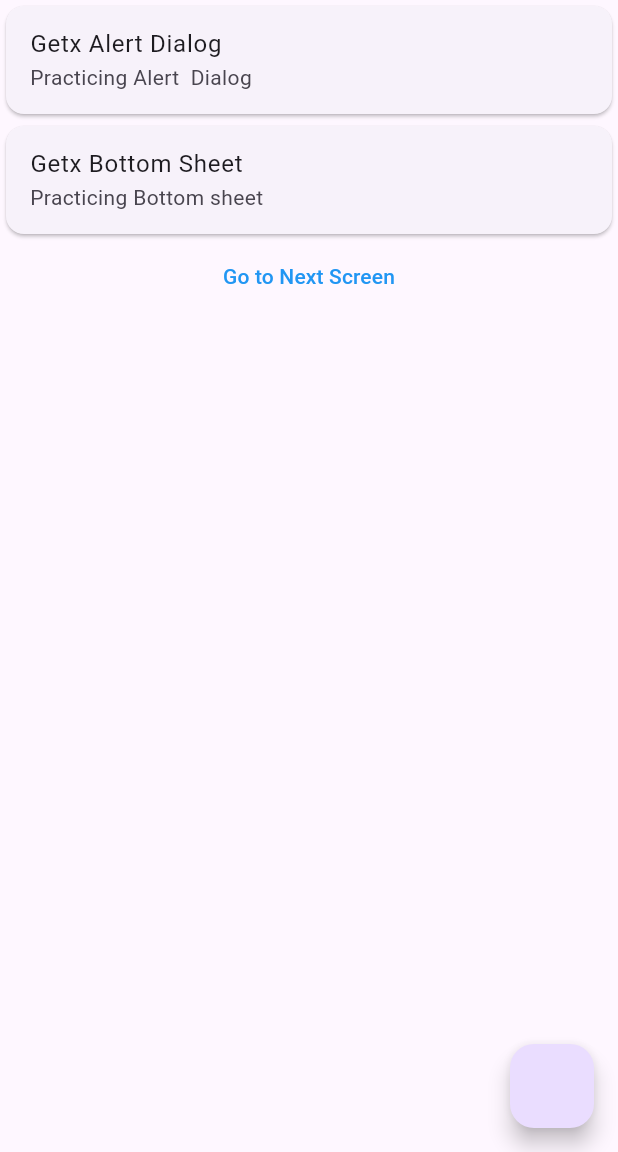
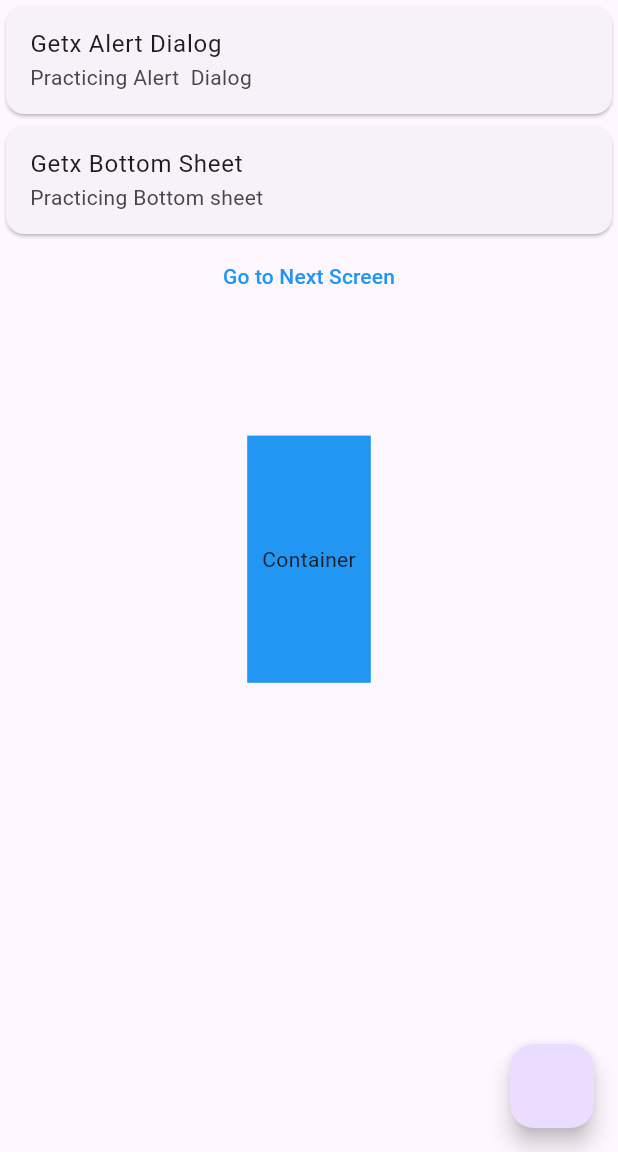
Before and after one commit to huzaifa-huzzi/Getx-Tutorials, a Flutter app: the screen it shows after launch, on a phone screen of 412 x 824 dp, the part 84-1236 px from its top. Run offline on Flutter 3.47's test engine with Material 3 defaults, Android fonts, the phone set to English and light mode, and no system bars; our stand-ins replace get.

Commit message:
1.Practice in Getx

```diff
--- a/lib/HomeScreen.dart
+++ b/lib/HomeScreen.dart
@@ -77,7 +77,15 @@ class _HomeScreenState extends State<HomeScreen> {
                Get.toNamed('/ScreenOne',arguments: [
                  'Huzaifa khan'
                ]);
-             }, child:const  Text('Go to Next Screen',style: TextStyle(color: Colors.blue),))
+             }, child:const  Text('Go to Next Screen',style: TextStyle(color: Colors.blue),)),
+           // For height and Width of the Getx
+          SizedBox(height: Get.height * .1,),
+          Container(
+            height: Get.height * .2,
+            width: Get.width * .2,
+            color: Colors.blue,
+            child:const  Center(child: Text('Container'),),
+          )
         ],
       ),
       floatingActionButton: FloatingActionButton(onPressed:(){
```
